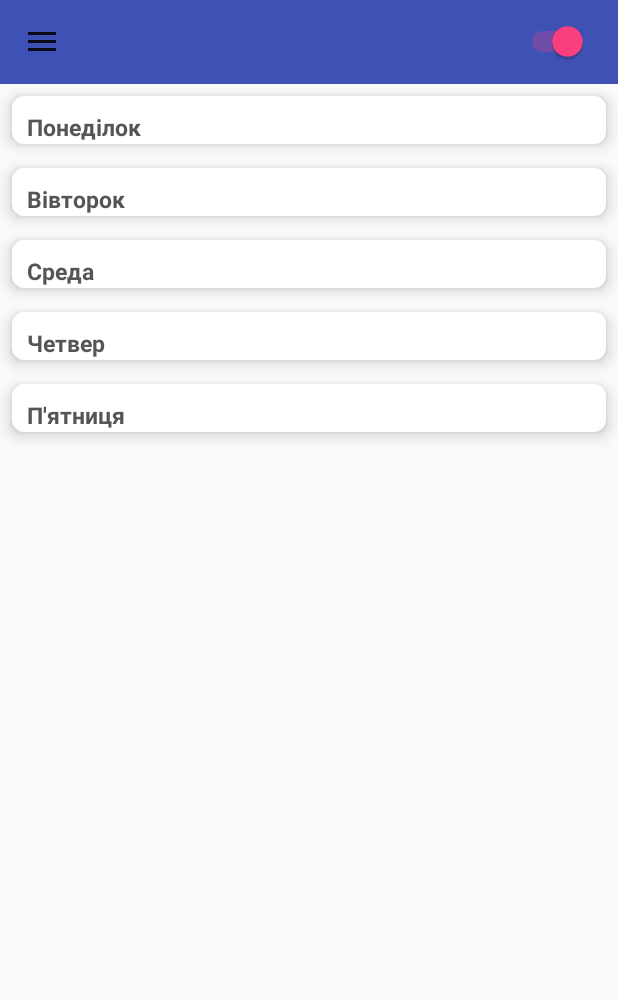
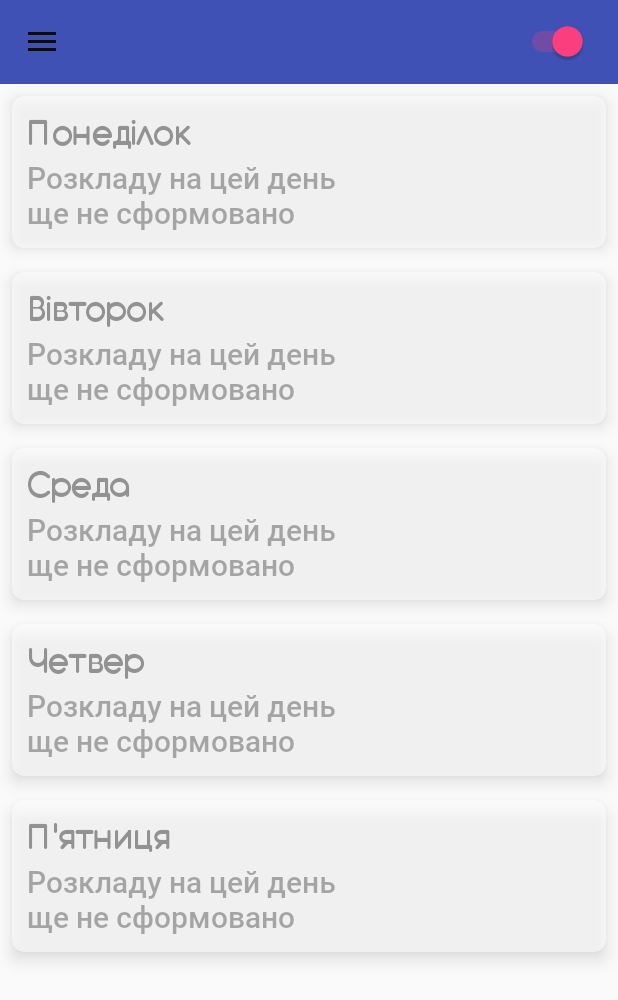
Before and after one commit to mrizyver/GATI, an Android app: the screen it shows after launch (FragmentActivity), on a phone screen of 412 x 824 dp. Shown: the top 1000 px of the screen. Run offline under Robolectric (Android 15) with nearby library versions, the phone set to English and light mode, and no system bars; our stand-ins replace Picasso; network calls fail; pictures from the network do not load.

Commit message:
updated ui

```diff
--- a/app/src/main/java/com/gatisnau/gati/cardview/CardHolder.java
+++ b/app/src/main/java/com/gatisnau/gati/cardview/CardHolder.java
@@ -36,7 +36,11 @@ final class CardHolder extends RecyclerView.ViewHolder {
         tittle.setText(getTitleId(getAdapterPosition()));
         if (bitmap != null) {
             setImage(bitmap, context, imageClickListener);
+            itemView.setAlpha(1);
+            setVisibilityNotFountTextView(View.GONE);
         }else {
+            itemView.setAlpha(0.55f);
+            setVisibilityNotFountTextView(View.VISIBLE);
             findImage().setImageBitmap(null);
         }
     }
@@ -138,6 +142,10 @@ final class CardHolder extends RecyclerView.ViewHolder {
         }
     }
 
+    private void setVisibilityNotFountTextView(int visible) {
+        itemView.findViewById(R.id.tv_image_not_exist_found).setVisibility(visible);
+    }
+
     private ImageView findImage() {
         return itemView.findViewById(R.id.card_image);
     }
--- a/app/src/main/res/layout/card_item.xml
+++ b/app/src/main/res/layout/card_item.xml
@@ -17,13 +17,25 @@
             android:id="@+id/card_title"
             tools:text="Понеділок"
             android:textColor="#555555"
+            android:paddingTop="10dp"
             android:paddingStart="10dp"
             android:paddingEnd="10dp"
-            android:paddingTop="10dp"
-            android:textSize="15sp"
+            android:textSize="25sp"
+            android:fontFamily="@font/antipasto_medium"
             android:textStyle="bold"
             android:layout_width="match_parent"
             android:layout_height="wrap_content" />
+        <TextView
+            android:id="@+id/tv_image_not_exist_found"
+            android:layout_width="match_parent"
+            android:layout_below="@id/card_title"
+            android:layout_height="wrap_content"
+            android:fontFamily="@font/roboto_medium"
+            android:textSize="20sp"
+            android:paddingStart="10dp"
+            android:paddingBottom="10dp"
+            android:gravity="start"
+            android:text="@string/image_not_exist"/>
         <ImageView
             android:id="@+id/card_image"
             android:layout_below="@id/card_title"
--- a/app/src/main/res/values/strings.xml
+++ b/app/src/main/res/values/strings.xml
@@ -43,5 +43,6 @@
     <string name="nav_header_subtitle">gatisnau.infocentr@gmail.com</string>
     <string name="other_setting">Інше</string>
     <string name="update_app">Оновлення додатку</string>
+    <string name="image_not_exist">Розкладу на цей день\nще не сформовано</string>
 
 </resources>
```
Also changed, not shown: app/src/main/res/font/antipasto_bold.ttf (added), app/src/main/res/font/antipasto_medium.ttf (added), app/src/main/res/font/roboto_black.ttf (added), app/src/main/res/font/roboto_black_italic.ttf (added), app/src/main/res/font/roboto_bold.ttf (added), app/src/main/res/font/roboto_medium.ttf (added).
